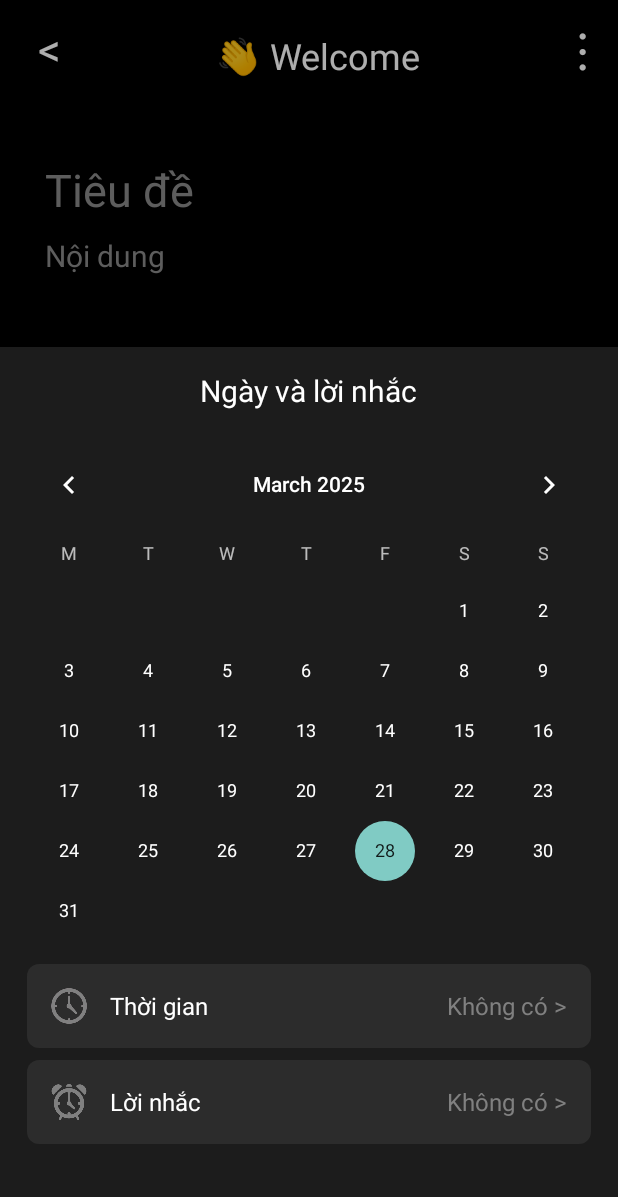
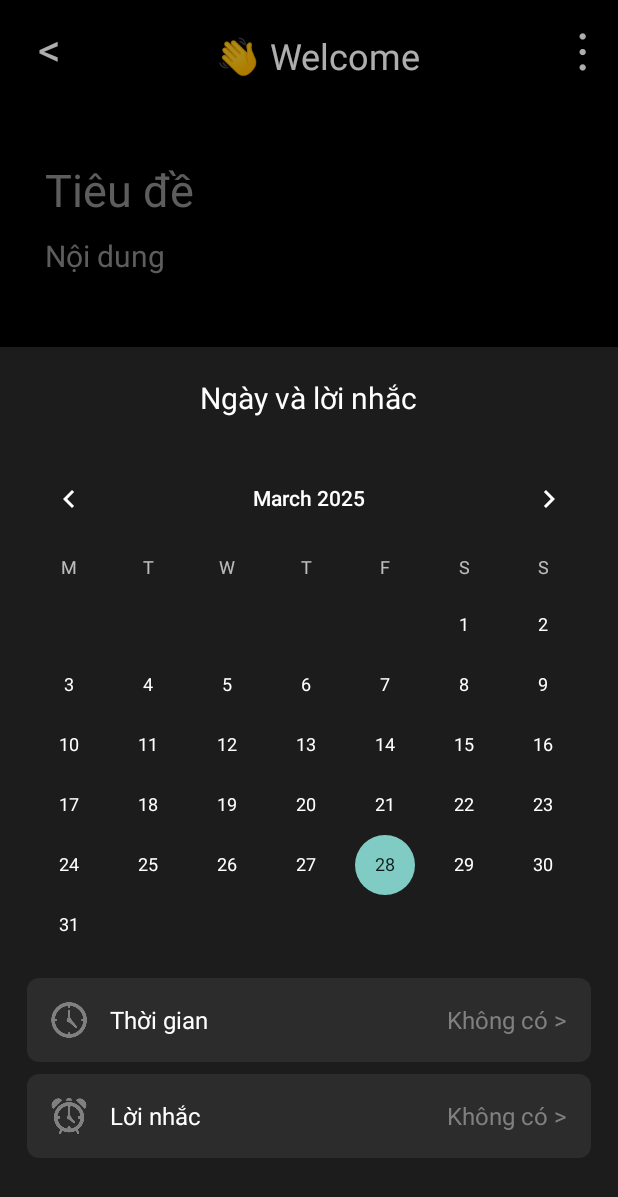
Before and after one commit to nguyenhuytan2004/Mobile-project, an Android app: the fragment SetReminderDialogFragment placed in its activity, on a phone screen of 412 x 824 dp. Shown: the top 1197 px of the screen. Run offline under Robolectric (Android 15) with nearby library versions, the phone set to English and light mode, and no system bars; our stand-ins replace FlexboxLayout; Roboto replaces fonts that are not available here.

Commit message:
update Reminder Setting in NoteActivity

```diff
--- a/app/src/main/AndroidManifest.xml
+++ b/app/src/main/AndroidManifest.xml
@@ -13,7 +13,7 @@
         android:theme="@style/Theme.Project"
         tools:targetApi="31">
         <activity
-            android:name=".Matrix_Eisenhower"
+            android:name=".MainActivity"
             android:exported="true">
             <intent-filter>
                 <action android:name="android.intent.action.MAIN" />
--- a/app/src/main/java/com/example/project/NoteActivity.java
+++ b/app/src/main/java/com/example/project/NoteActivity.java
@@ -46,7 +46,10 @@ public class NoteActivity extends AppCompatActivity {
         btnDate.setOnClickListener(view -> {
             SetReminderDialogFragment dialog = new SetReminderDialogFragment();
             dialog.setOnDateSelectedListener(date -> {
-                txtDate.setText(date);
+                if (date.isEmpty()) {
+                    txtDate.setText("");
+                    return;
+                }
 
                 // Chuyển đổi ngày được chọn thành LocalDate (API 26+)
                 LocalDate selectedDate = LocalDate.parse(date, DateTimeFormatter.ofPattern("dd/MM/yyyy"));
--- a/app/src/main/res/layout/set_reminder.xml
+++ b/app/src/main/res/layout/set_reminder.xml
@@ -3,8 +3,19 @@
     android:layout_height="wrap_content"
     xmlns:app="http://schemas.android.com/apk/res-auto"
     android:orientation="vertical"
-    android:background="#1c1c1c"
-    android:paddingBottom="150dp">
+    android:background="#1c1c1c">
+
+    <LinearLayout
+        android:layout_width="match_parent"
+        android:layout_height="wrap_content"
+        android:orientation="horizontal"
+        android:padding="20dp"
+        >
+
+        <View
+            android:layout_width="0dp"
+            android:layout_height="0dp"
+            android:layout_weight="1"/>
 
         <TextView
             android:layout_width="wrap_content"
@@ -13,8 +24,15 @@
             android:textColor="@color/white"
             android:textSize="20sp"
             android:layout_gravity="center"
-        android:layout_marginVertical="15dp"
             />
+
+        <View
+            android:layout_width="0dp"
+            android:layout_height="0dp"
+            android:layout_weight="1"/>
+
+    </LinearLayout>
+
 
     <CalendarView
         android:id="@+id/calendarView"
@@ -80,6 +98,7 @@
         android:padding="16dp"
         android:layout_marginTop="8dp"
         android:layout_marginHorizontal="18dp"
+        android:layout_marginBottom="50dp"
         >
 
         <ImageView
@@ -111,4 +130,17 @@
             android:textSize="16sp"
             />
     </LinearLayout>
+
+
+    <TextView
+        android:id="@+id/removeReminder"
+        android:layout_width="wrap_content"
+        android:layout_height="wrap_content"
+        android:text="Xoá"
+        android:visibility="invisible"
+        android:textColor="@color/red"
+        android:layout_gravity="center_horizontal"
+        android:textSize="20sp"
+        android:layout_marginBottom="15dp"
+        />
 </LinearLayout>
--- a/app/src/main/res/values/style.xml
+++ b/app/src/main/res/values/style.xml
@@ -17,4 +17,18 @@
         <item name="android:textSize">18sp</item>
         <item name="android:textColor">@color/white</item>
     </style>
+
+    <style name="CustomTimePickerDialog" parent="Theme.AppCompat.Dialog.Alert">
+        <item name="colorAccent">@color/statistics_blue</item>
+        <item name="android:textColorPrimary">@color/white</item>
+        <item name="android:textColor">@color/white</item>
+        <item name="android:backgroundDimEnabled">true</item>
+        <item name="android:background">#2C2C2C</item>
+    </style>
+
+    <style name="SwitchTheme" parent="Theme.AppCompat.DayNight">
+        <item name="colorControlActivated">@color/statistics_blue</item>
+        <item name="colorSwitchThumbNormal">@color/white</item>
+        <item name="android:colorForeground">@color/gray</item>
+    </style>
 </resources>
```
Also changed, not shown: app/src/main/java/com/example/project/SetReminderDialogFragment.java (+74 -8 lines), app/src/main/res/layout/reminder_dialog.xml (added, +130 -0 lines), app/src/main/res/values/strings.xml (+8 -0 lines), app/src/main/res/drawable/escape_icon.png (added), app/src/main/res/drawable/tick_icon.png (added). Lines whose indentation alone changed are shown as unchanged.
